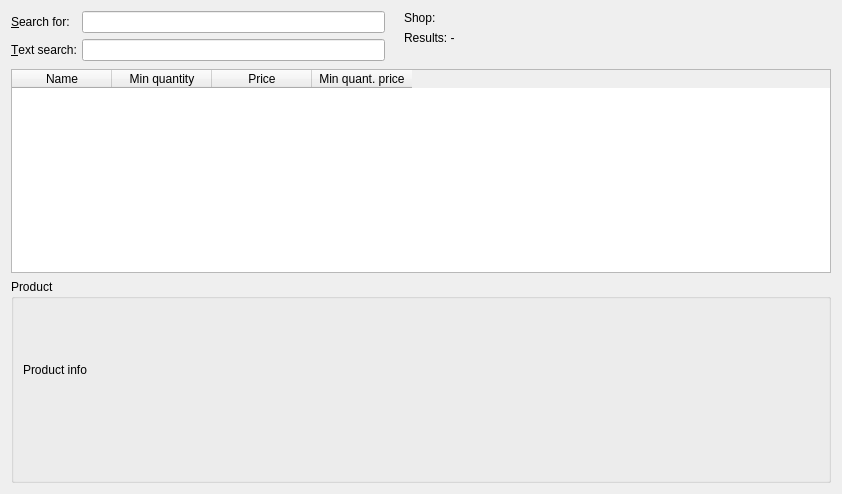
The window that ui/main.ui (kybu/electronic-components-panel) describes before a commit, drawn with Qt 5.
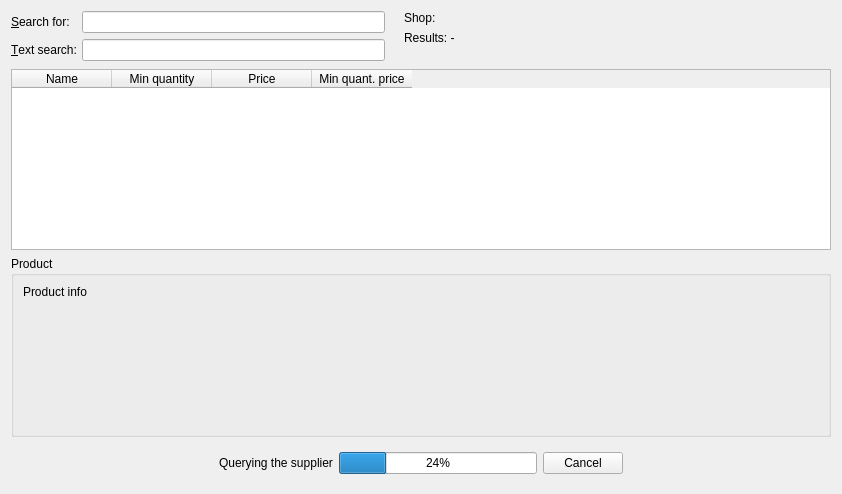
The same window after the commit.

Commit message: Supplier query is executed in a child process, but it still blocks the UI thread.

What changed in the file:
```diff
--- a/ui/main.ui
+++ b/ui/main.ui
@@ -13,7 +13,7 @@
   <property name="windowTitle">
    <string>Form</string>
   </property>
-  <layout class="QVBoxLayout" name="verticalLayout_3" stretch="0,1,1">
+  <layout class="QVBoxLayout" name="verticalLayout_3" stretch="0,1,1,0">
    <item>
     <layout class="QHBoxLayout" name="horizontalLayout">
      <item>
@@ -139,7 +139,7 @@
      <property name="title">
       <string>Product</string>
      </property>
-     <layout class="QVBoxLayout" name="verticalLayout_2" stretch="5,0">
+     <layout class="QVBoxLayout" name="verticalLayout_2">
       <item>
        <widget class="QLabel" name="productInfoL">
         <property name="text">
@@ -163,6 +163,59 @@
      </layout>
     </widget>
    </item>
+   <item>
+    <widget class="QWidget" name="progressWidgetHolder" native="true">
+     <layout class="QHBoxLayout" name="horizontalLayout_2">
+      <item>
+       <spacer name="horizontalSpacer_2">
+        <property name="orientation">
+         <enum>Qt::Horizontal</enum>
+        </property>
+        <property name="sizeHint" stdset="0">
+         <size>
+          <width>198</width>
+          <height>20</height>
+         </size>
+        </property>
+       </spacer>
+      </item>
+      <item>
+       <widget class="QLabel" name="label_2">
+        <property name="text">
+         <string>Querying the supplier</string>
+        </property>
+       </widget>
+      </item>
+      <item>
+       <widget class="QProgressBar" name="queryPB">
+        <property name="value">
+         <number>24</number>
+        </property>
+       </widget>
+      </item>
+      <item>
+       <widget class="QPushButton" name="cancelQueryPB">
+        <property name="text">
+         <string>Cancel</string>
+        </property>
+       </widget>
+      </item>
+      <item>
+       <spacer name="horizontalSpacer_3">
+        <property name="orientation">
+         <enum>Qt::Horizontal</enum>
+        </property>
+        <property name="sizeHint" stdset="0">
+         <size>
+          <width>198</width>
+          <height>20</height>
+         </size>
+        </property>
+       </spacer>
+      </item>
+     </layout>
+    </widget>
+   </item>
   </layout>
  </widget>
  <resources/>
```
The commit also changes 6 other files.
